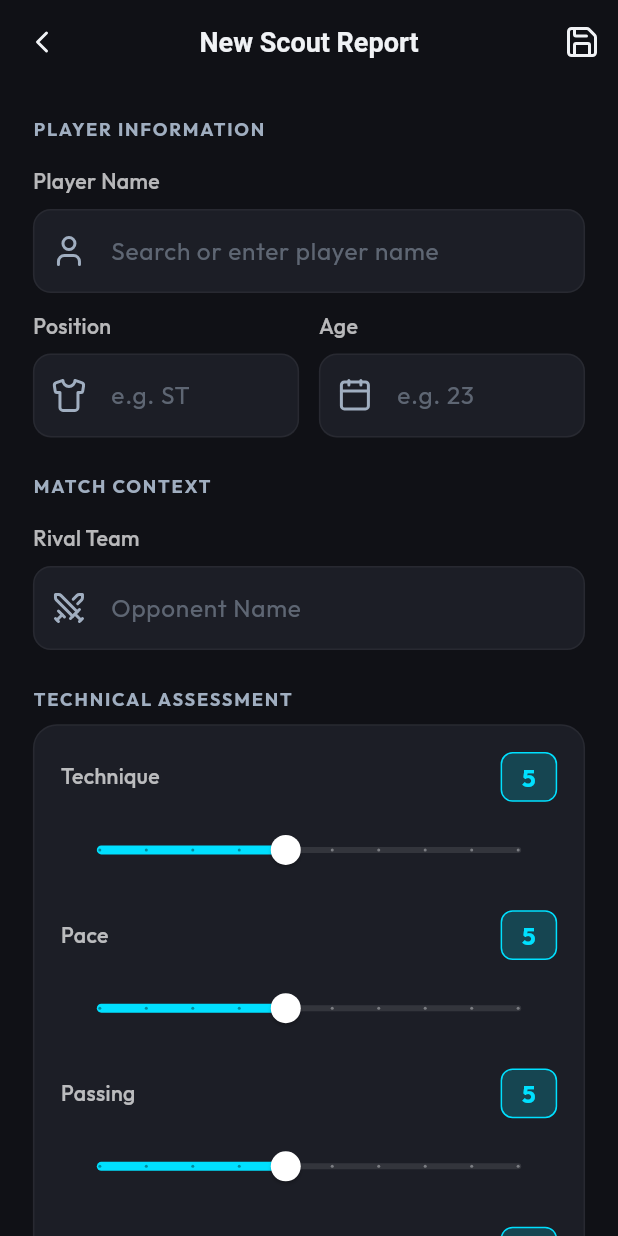
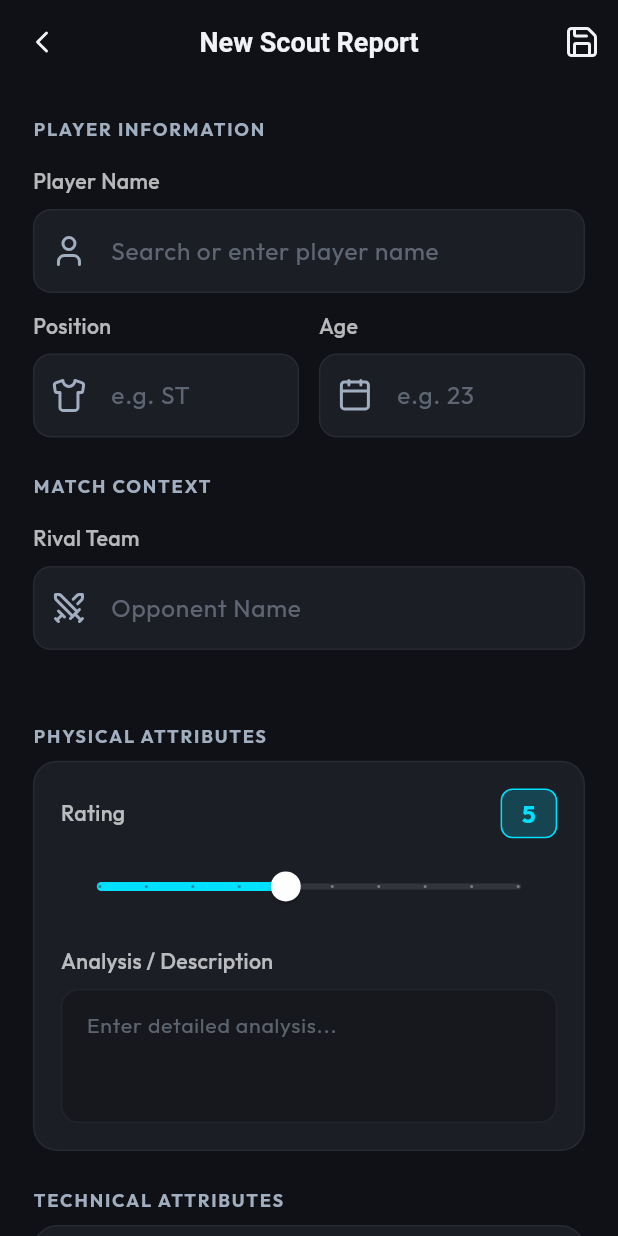
Before and after one commit to FutVeri/FutVeriAPP, a Flutter app: the CreateReportPage screen opened by its route, on a phone screen of 412 x 824 dp. Run offline on Flutter 3.47's test engine with Material 3 defaults, Android fonts, the phone set to English and light mode, and no system bars; our stand-ins replace fl_chart, flutter_riverpod, flutter_screenutil, freezed_annotation, gap, go_router and 3 more; missing offline and left inert: window_manager; network calls fail.

Commit message:
Scout Report parametres will create app

```diff
--- a/futveri/lib/features/scout/presentation/pages/create_report_page.dart
+++ b/futveri/lib/features/scout/presentation/pages/create_report_page.dart
@@ -81,7 +81,48 @@ class CreateReportPage extends ConsumerWidget {
             ),
 
             Gap(24.h),
-            _buildSectionHeader('Technical Assessment'),
+            Gap(24.h),
+            _buildSectionHeader('Physical Attributes'),
+            Gap(8.h),
+            _buildCategorySection(
+              rating: state.physicalRating,
+              description: state.physicalDescription,
+              onRatingChanged: viewModel.updatePhysicalRating,
+              onDescriptionChanged: viewModel.updatePhysicalDescription,
+            ),
+
+            Gap(24.h),
+            _buildSectionHeader('Technical Attributes'),
+            Gap(8.h),
+            _buildCategorySection(
+              rating: state.technicalRating,
+              description: state.technicalDescription,
+              onRatingChanged: viewModel.updateTechnicalRating,
+              onDescriptionChanged: viewModel.updateTechnicalDescription,
+            ),
+
+            Gap(24.h),
+            _buildSectionHeader('Tactical Attributes'),
+            Gap(8.h),
+            _buildCategorySection(
+              rating: state.tacticalRating,
+              description: state.tacticalDescription,
+              onRatingChanged: viewModel.updateTacticalRating,
+              onDescriptionChanged: viewModel.updateTacticalDescription,
+            ),
+
+            Gap(24.h),
+            _buildSectionHeader('Mental Attributes'),
+            Gap(8.h),
+            _buildCategorySection(
+              rating: state.mentalRating,
+              description: state.mentalDescription,
+              onRatingChanged: viewModel.updateMentalRating,
+              onDescriptionChanged: viewModel.updateMentalDescription,
+            ),
+
+            Gap(24.h),
+            _buildSectionHeader('General Evaluation'),
             Gap(8.h),
             Container(
               padding: EdgeInsets.all(16.w),
@@ -91,23 +132,23 @@ class CreateReportPage extends ConsumerWidget {
                 border: Border.all(color: Colors.white.withOpacity(0.05)),
               ),
               child: Column(
-                children: state.ratings.entries.map((entry) {
-                  return Padding(
-                    padding: EdgeInsets.only(bottom: 16.h),
-                    child: RatingSlider(
-                      label: entry.key,
-                      value: entry.value,
-                      onChanged: (val) => viewModel.updateRating(entry.key, val),
-                    ),
-                  );
-                }).toList(),
+                children: [
+                  RatingSlider(
+                    label: 'Overall Rating',
+                    value: state.overallRating.round(),
+                    max: 10,
+                    onChanged: (val) => viewModel.updateOverallRating(val.toDouble()),
+                  ),
+                  Gap(16.h),
+                  RatingSlider(
+                    label: 'Potential',
+                    value: state.potentialRating.round(),
+                    max: 10,
+                    onChanged: (val) => viewModel.updatePotentialRating(val.toDouble()),
+                  ),
+                ],
               ),
             ),
-
-            Gap(24.h),
-            _buildSectionHeader('Description'),
-            Gap(16.h),
-            _buildDescriptionField(viewModel),
 
             Gap(24.h),
             _buildSectionHeader('Proof / Photos'),
@@ -186,41 +227,6 @@ class CreateReportPage extends ConsumerWidget {
           decoration: InputDecoration(
             hintText: hint,
             prefixIcon: Icon(icon, color: AppTheme.textGrey),
-            filled: true,
-            fillColor: AppTheme.surfaceDark,
-            border: OutlineInputBorder(
-              borderRadius: BorderRadius.circular(12),
-              borderSide: BorderSide.none,
-            ),
-            enabledBorder: OutlineInputBorder(
-              borderRadius: BorderRadius.circular(12),
-              borderSide: BorderSide(color: Colors.white.withOpacity(0.05)),
-            ),
-          ),
-        ),
-      ],
-    );
-  }
-
-  Widget _buildDescriptionField(CreateReportViewModel viewModel) {
-    return Column(
-      crossAxisAlignment: CrossAxisAlignment.start,
-      children: [
-        Text(
-          'Description',
-          style: TextStyle(
-            fontSize: 14.sp,
-            fontWeight: FontWeight.w500,
-            color: Colors.white70,
-          ),
-        ),
-        Gap(8.h),
-        TextField(
-          onChanged: viewModel.updateDescription,
-          maxLines: 5,
-          style: TextStyle(color: Colors.white, fontSize: 16.sp),
-          decoration: InputDecoration(
-            hintText: 'Add detailed observations, notes, or comments...',
             filled: true,
             fillColor: AppTheme.surfaceDark,
             border: OutlineInputBorder(
@@ -412,4 +418,55 @@ class CreateReportPage extends ConsumerWidget {
       viewModel.addImage(pickedFile.path);
     }
   }
+
+  Widget _buildCategorySection({
+    required int rating,
+    required String description,
+    required Function(int) onRatingChanged,
+    required Function(String) onDescriptionChanged,
+  }) {
+    return Container(
+      padding: EdgeInsets.all(16.w),
+      decoration: BoxDecoration(
+        color: AppTheme.surfaceDark,
+        borderRadius: BorderRadius.circular(16),
+        border: Border.all(color: Colors.white.withOpacity(0.05)),
+      ),
+      child: Column(
+        crossAxisAlignment: CrossAxisAlignment.start,
+        children: [
+          RatingSlider(
+            label: 'Rating',
+            value: rating,
+            onChanged: onRatingChanged,
+          ),
+          Gap(16.h),
+          Text(
+            'Analysis / Description',
+            style: TextStyle(
+              fontSize: 14.sp,
+              fontWeight: FontWeight.w500,
+              color: Colors.white70,
+            ),
+          ),
+          Gap(8.h),
+          TextField(
+            onChanged: onDescriptionChanged,
+            maxLines: 3,
+            style: TextStyle(color: Colors.white, fontSize: 14.sp),
+            decoration: InputDecoration(
+              hintText: 'Enter detailed analysis...',
+              filled: true,
+              fillColor: Colors.black.withOpacity(0.2),
+              border: OutlineInputBorder(
+                borderRadius: BorderRadius.circular(8),
+                borderSide: BorderSide.none,
+              ),
+              contentPadding: EdgeInsets.all(12.w),
+            ),
+          ),
+        ],
+      ),
+    );
+  }
 }
--- /dev/null
+++ b/futveri/lib/features/scout/presentation/pages/temp_helper.dart
@@ -0,0 +1,55 @@
+
+  Widget _buildCategorySection({
+    required int rating,
+    required String description,
+    required Function(int) onRatingChanged,
+    required Function(String) onDescriptionChanged,
+  }) {
+    return Container(
+      padding: EdgeInsets.all(16.w),
+      decoration: BoxDecoration(
+        color: AppTheme.surfaceDark,
+        borderRadius: BorderRadius.circular(16),
+        border: Border.all(color: Colors.white.withOpacity(0.05)),
+      ),
+      child: Column(
+        crossAxisAlignment: CrossAxisAlignment.start,
+        children: [
+          RatingSlider(
+            label: 'Rating',
+            value: rating,
+            onChanged: onRatingChanged,
+          ),
+          Gap(16.h),
+          Text(
+            'Analysis / Description',
+            style: TextStyle(
+              fontSize: 14.sp,
+              fontWeight: FontWeight.w500,
+              color: Colors.white70,
+            ),
+          ),
+          Gap(8.h),
+          TextField(
+            onChanged: onDescriptionChanged,
+            maxLines: 3,
+            style: TextStyle(color: Colors.white, fontSize: 14.sp),
+            decoration: InputDecoration(
+              hintText: 'Enter detailed analysis...',
+              filled: true,
+              fillColor: Colors.black.withOpacity(0.2),
+              border: OutlineInputBorder(
+                borderRadius: BorderRadius.circular(8),
+                borderSide: BorderSide.none,
+              ),
+              contentPadding: EdgeInsets.all(12.w),
+            ),
+            controller: TextEditingController(text: description)
+              ..selection = TextSelection.fromPosition(
+                  TextPosition(offset: description.length)
+              ),
+          ),
+        ],
+      ),
+    );
+  }
--- a/futveri/lib/features/scout/presentation/viewmodels/create_report_viewmodel.dart
+++ b/futveri/lib/features/scout/presentation/viewmodels/create_report_viewmodel.dart
@@ -7,8 +7,27 @@ class CreateReportState {
   final String playerName;
   final String playerPosition;
   final String rivalTeam;
-  final String description;
-  final Map<String, int> ratings;
+
+  // Physical
+  final int physicalRating;
+  final String physicalDescription;
+
+  // Technical
+  final int technicalRating;
+  final String technicalDescription;
+
+  // Tactical
+  final int tacticalRating;
+  final String tacticalDescription;
+
+  // Mental
+  final int mentalRating;
+  final String mentalDescription;
+
+  // Overall
+  final double overallRating;
+  final double potentialRating;
+
   final List<String> selectedImagePaths;
   final bool isSubmitting;
 
@@ -16,19 +35,22 @@ class CreateReportState {
     this.playerName = '',
     this.playerPosition = '',
     this.rivalTeam = '',
-    this.ratings = const {
-      'Technique': 5,
-      'Pace': 5,
-      'Passing': 5,
-      'Dribbling': 5,
-      'Defense': 5,
-      'Physicality': 5,
-      'Heading': 5,
-      'Finishing': 5,
-      'Vision': 5,
-      'Aggression': 5,
-    },
-    this.description = '',
+
+    this.physicalRating = 5,
+    this.physicalDescription = '',
+
+    this.technicalRating = 5,
+    this.technicalDescription = '',
+
+    this.tacticalRating = 5,
+    this.tacticalDescription = '',
+
+    this.mentalRating = 5,
+    this.mentalDescription = '',
+
+    this.overallRating = 5.0,
+    this.potentialRating = 5.0,
+
     this.selectedImagePaths = const [],
     this.isSubmitting = false,
   });
@@ -37,8 +59,22 @@ class CreateReportState {
     String? playerName,
     String? playerPosition,
     String? rivalTeam,
-    String? description,
-    Map<String, int>? ratings,
+
+    int? physicalRating,
+    String? physicalDescription,
+
+    int? technicalRating,
+    String? technicalDescription,
+
+    int? tacticalRating,
+    String? tacticalDescription,
+
+    int? mentalRating,
+    String? mentalDescription,
+
+    double? overallRating,
+    double? potentialRating,
+
     List<String>? selectedImagePaths,
     bool? isSubmitting,
   }) {
@@ -46,8 +82,22 @@ class CreateReportState {
       playerName: playerName ?? this.playerName,
       playerPosition: playerPosition ?? this.playerPosition,
       rivalTeam: rivalTeam ?? this.rivalTeam,
-      description: description ?? this.description,
-      ratings: ratings ?? this.ratings,
+
+      physicalRating: physicalRating ?? this.physicalRating,
+      physicalDescription: physicalDescription ?? this.physicalDescription,
+
+      technicalRating: technicalRating ?? this.technicalRating,
+      technicalDescription: technicalDescription ?? this.technicalDescription,
+
+      tacticalRating: tacticalRating ?? this.tacticalRating,
+      tacticalDescription: tacticalDescription ?? this.tacticalDescription,
+
+      mentalRating: mentalRating ?? this.mentalRating,
+      mentalDescription: mentalDescription ?? this.mentalDescription,
+
+      overallRating: overallRating ?? this.overallRating,
+      potentialRating: potentialRating ?? this.potentialRating,
+
       selectedImagePaths: selectedImagePaths ?? this.selectedImagePaths,
       isSubmitting: isSubmitting ?? this.isSubmitting,
     );
@@ -64,8 +114,44 @@ class CreateReportViewModel extends Notifier<CreateReportState> {
     state = state.copyWith(playerName: name);
   }
 
-  void updateDescription(String value) {
-    state = state.copyWith(description: value);
+  void updatePhysicalRating(int value) {
+    state = state.copyWith(physicalRating: value);
+  }
+
+  void updatePhysicalDescription(String value) {
+    state = state.copyWith(physicalDescription: value);
+  }
+
+  void updateTechnicalRating(int value) {
+    state = state.copyWith(technicalRating: value);
+  }
+
+  void updateTechnicalDescription(String value) {
+    state = state.copyWith(technicalDescription: value);
+  }
+
+  void updateTacticalRating(int value) {
+    state = state.copyWith(tacticalRating: value);
+  }
+
+  void updateTacticalDescription(String value) {
+    state = state.copyWith(tacticalDescription: value);
+  }
+
+  void updateMentalRating(int value) {
+    state = state.copyWith(mentalRating: value);
+  }
+
+  void updateMentalDescription(String value) {
+    state = state.copyWith(mentalDescription: value);
+  }
+
+  void updateOverallRating(double value) {
+    state = state.copyWith(overallRating: value);
+  }
+
+  void updatePotentialRating(double value) {
+    state = state.copyWith(potentialRating: value);
   }
 
   void addImage(String path) {
@@ -80,18 +166,21 @@ class CreateReportViewModel extends Notifier<CreateReportState> {
     state = state.copyWith(selectedImagePaths: images);
   }
 
-  void updateRating(String parameter, int value) {
-    final newRatings = Map<String, int>.from(state.ratings);
-    newRatings[parameter] = value;
-    state = state.copyWith(ratings: newRatings);
-  }
-
   Future<String?> submitReport() async {
     state = state.copyWith(isSubmitting: true);
     // Simulate API call
     await Future.delayed(const Duration(seconds: 2));
 
     // Here we would construct the ScoutReport object and save it
+    // Example:
+    /*
+    final report = ScoutReport(
+      // ... IDs ...
+      physicalRating: state.physicalRating,
+      physicalDescription: state.physicalDescription,
+      // ... etc
+    );
+    */
 
     state = state.copyWith(isSubmitting: false);
     return '123'; // Return mock ID
--- a/futveri/lib/features/scout/presentation/widgets/rating_slider.dart
+++ b/futveri/lib/features/scout/presentation/widgets/rating_slider.dart
@@ -6,6 +6,7 @@ import 'package:futveri/core/theme/app_theme.dart';
 class RatingSlider extends StatelessWidget {
   final String label;
   final int value;
+  final int max;
   final Function(int) onChanged;
 
   const RatingSlider({
@@ -13,6 +14,7 @@ class RatingSlider extends StatelessWidget {
     required this.label,
     required this.value,
     required this.onChanged,
+    this.max = 10,
   });
 
   Color _getColorForValue(int value) {
@@ -67,8 +69,8 @@ class RatingSlider extends StatelessWidget {
           child: Slider(
             value: value.toDouble(),
             min: 1,
-            max: 10,
-            divisions: 9,
+            max: max.toDouble(),
+            divisions: max - 1,
             label: value.toString(),
             onChanged: (val) => onChanged(val.toInt()),
           ),
```
Also changed, not shown: futveri/lib/features/scout/domain/scout_report.dart (+18 -7 lines), futveri/lib/features/scout/presentation/pages/report_detail_page.dart (+77 -44 lines), futveri/lib/features/scout/presentation/viewmodels/scout_reports_viewmodel.dart (+30 -30 lines), futveri/lib/features/scout/presentation/widgets/report_card_widget.dart (+4 -10 lines), futveri/lib/features/scout/domain/scout_report.freezed.dart, futveri/lib/features/scout/domain/scout_report.g.dart.
